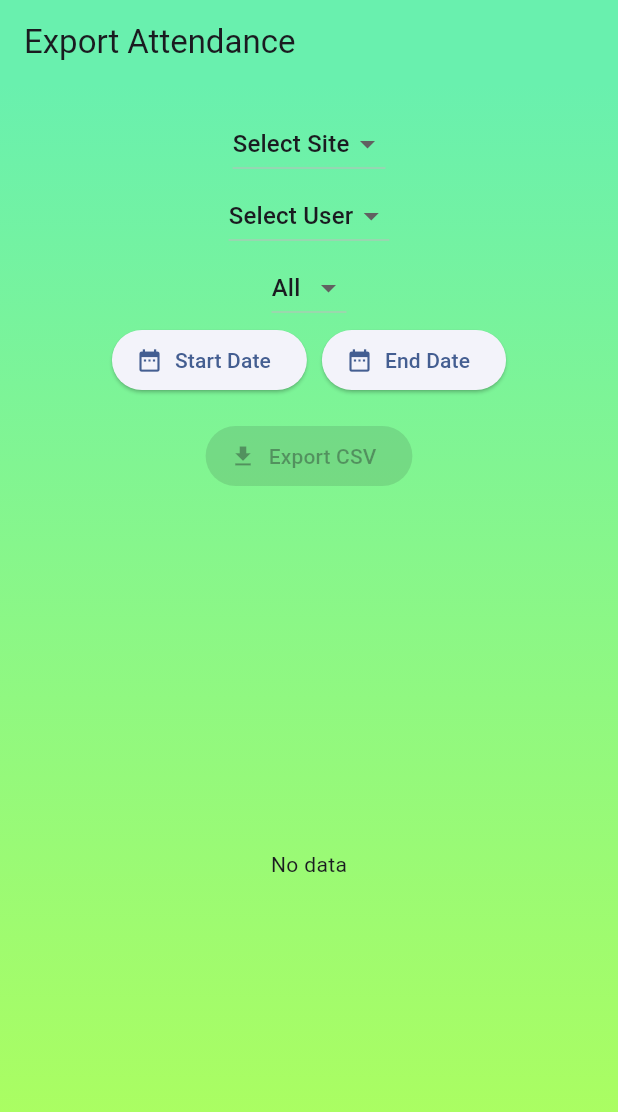
After one commit to hansheung/attendance_app, a Flutter app: the ExportAttendanceScreen screen opened by its route, on a phone screen of 412 x 824 dp. The commit adds this screen. Shown: the top 1112 px of the screen. Run offline on Flutter 3.47's test engine with Material 3 defaults, Android fonts, the phone set to English and light mode, and no system bars; our stand-ins replace cloud_firestore, csv, firebase_auth, firebase_core, flutter_map, geolocator and 3 more; missing offline and left inert: mobile_scanner; accounts and stored records are empty; network calls fail.

Commit message:
Implement CSV export

```diff
--- a/lib/main.dart
+++ b/lib/main.dart
@@ -26,7 +26,7 @@ class MyApp extends StatelessWidget {
         initialLocation: Navigation.initial,
         routes: Navigation.routes,),
       debugShowCheckedModeBanner: false,
-      title: 'Auth App',
+      title: 'Attendance App',
     );
   }
 }
--- a/lib/nav/navigation.dart
+++ b/lib/nav/navigation.dart
@@ -1,9 +1,11 @@
 import 'package:attendance_app/ui/admin/addsite_screen.dart';
 import 'package:attendance_app/ui/admin/adminhome_screen.dart';
 import 'package:attendance_app/ui/admin/editsite_screen.dart';
+import 'package:attendance_app/ui/admin/exportattendance_screen.dart';
 import 'package:attendance_app/ui/admin/site_screen.dart';
 import 'package:attendance_app/ui/auth/login_screen.dart';
 import 'package:attendance_app/ui/auth/register_screen.dart';
+import 'package:attendance_app/ui/pages/splash_scree.dart';
 import 'package:attendance_app/ui/user/userhome_screen.dart';
 import 'package:go_router/go_router.dart';
 
@@ -12,6 +14,11 @@ class Navigation {
   static final routes = [
     GoRoute(
       path: "/",
+      name: Screen.splash.name,
+      builder: (context, state) => const SplashScreen(),
+    ),
+    GoRoute(
+      path: "/login",
       name: Screen.login.name,
       builder: (context, state) => const LoginScreen(),
     ),
@@ -51,7 +58,14 @@ class Navigation {
       builder:
           (context, state) => EditSiteScreen(id: state.pathParameters["id"]!),
     ),
+
+    GoRoute(
+      path: "/export",
+      name: Screen.export.name,
+      builder:
+          (context, state) => const ExportAttendanceScreen(),
+    ),
   ];
 }
 
-enum Screen { login, register, user, admin, site, addSite, updateSite }
+enum Screen { splash, login, register, user, admin, site, addSite, updateSite, export }
--- /dev/null
+++ b/lib/ui/admin/exportattendance_screen.dart
@@ -0,0 +1,314 @@
+import 'dart:io';
+import 'package:attendance_app/data/model/attendance.dart';
+import 'package:attendance_app/data/repo/attendance_repo.dart';
+import 'package:attendance_app/utils/utils.dart';
+import 'package:flutter/material.dart';
+import 'package:path_provider/path_provider.dart';
+import 'package:csv/csv.dart';
+import 'package:share_plus/share_plus.dart';
+
+class ExportAttendanceScreen extends StatefulWidget {
+  const ExportAttendanceScreen({super.key});
+
+  @override
+  State<ExportAttendanceScreen> createState() => _ExportAttendanceScreenState();
+}
+
+class _ExportAttendanceScreenState extends State<ExportAttendanceScreen> {
+  final repo = AttendanceRepo();
+  List<Attendance> _all = [];
+  List<Attendance> _filtered = [];
+  String _selectedSite = 'Select Site';
+  String _selectedUser = 'Select User';
+  String _selectedStatus = 'All';
+
+  List<String> _siteList = [];
+  List<String> _userList = [];
+  final _statusList = ['All', 'Ok', 'Fail'];
+
+
+  DateTime? _startDate;
+  DateTime? _endDate;
+
+  @override
+  void initState() {
+    super.initState();
+    _loadAttendances();
+  }
+
+  Future<void> _loadAttendances() async {
+    final data = await repo.getAttendances();
+    setState(() {
+      _all = data;
+      _filtered = data;
+      _siteList = [
+        'Select Site',
+        ...data.map((a) => a.sitename).toSet().toList(),
+      ];
+      _userList = ['Select User', ...data.map((a) => a.email).toSet().toList()];
+    });
+  }
+
+  void _applyFilter() {
+    setState(() {
+      _filtered =
+          _all.where((a) {
+            final matchSite =
+                _selectedSite == 'Select Site' || a.sitename == _selectedSite;
+            final matchUser =
+                _selectedUser == 'Select User' || a.email == _selectedUser;
+            final matchStatus =
+                _selectedStatus == 'All' || a.status == _selectedStatus;
+
+            final aDate = DateTime.parse(a.timestamp);
+            final matchStart =
+                _startDate == null || !aDate.isBefore(_startDate!);
+            final matchEnd = _endDate == null || !aDate.isAfter(_endDate!);
+            return matchSite && matchUser && matchStatus && matchStart && matchEnd;
+          }).toList();
+    });
+  }
+
+  Future<void> _exportCSV() async {
+    List<List<String>> rows = [
+      [
+        'User',
+        'Email',
+        'Sitename',
+        'Latitude',
+        'Longitude',
+        'Timestamp',
+        'Status',
+      ],
+    ];
+
+    for (var a in _filtered) {
+      rows.add([
+        a.user,
+        a.email,
+        a.sitename,
+        a.latitude.toString(),
+        a.longitude.toString(),
+        a.timestamp,
+        a.status,
+      ]);
+    }
+
+    String csvData = const ListToCsvConverter().convert(rows);
+    final directory = await getApplicationDocumentsDirectory();
+    final path = '${directory.path}/attendance_export.csv';
+    final file = File(path);
+    await file.writeAsString(csvData);
+
+    Share.shareXFiles([XFile(file.path)], text: 'Exported Attendance CSV');
+  }
+
+  @override
+  Widget build(BuildContext context) {
+    return Scaffold(
+      appBar: AppBar(
+        title: const Text('Export Attendance'),
+        backgroundColor: Colors.greenAccent,
+      ),
+      body: Container(
+        decoration: const BoxDecoration(
+          gradient: LinearGradient(
+            colors: [Colors.greenAccent, Colors.lightGreenAccent],
+            begin: Alignment.topCenter,
+            end: Alignment.bottomCenter,
+          ),
+        ),
+        child: Padding(
+          padding: const EdgeInsets.all(16),
+          child: Column(
+            children: [
+              // Dropdown filters
+              Row(
+                mainAxisAlignment: MainAxisAlignment.center,
+                children: [
+                  DropdownButton<String>(
+                    value: _selectedSite, //Initial value
+                    items:
+                        _siteList.map((site) {
+                          return DropdownMenuItem(value: site, child: Text(site));
+                        }).toList(),
+                    onChanged: (value) {
+                      _selectedSite = value!;
+                      _applyFilter();
+                    },
+                  ),
+                ],
+              ),
+              const SizedBox(width: 10),
+              Row(
+                mainAxisAlignment: MainAxisAlignment.center,
+                children: [
+                  DropdownButton<String>(
+                    value: _selectedUser,
+                    items:
+                        _userList.map((user) {
+                          return DropdownMenuItem(value: user, child: Text(user));
+                        }).toList(),
+                    onChanged: (value) {
+                      _selectedUser = value!;
+                      _applyFilter();
+                    },
+                  ),
+                ],
+              ),
+              const SizedBox(width: 10),
+
+              Row(
+                mainAxisAlignment: MainAxisAlignment.center,
+                children: [
+                  DropdownButton<String>(
+                    value: _selectedStatus,
+                    items:
+                        _statusList.map((status) {
+                          return DropdownMenuItem(value: status, child: Text(status));
+                        }).toList(),
+                    onChanged: (value) {
+                      _selectedStatus = value!;
+                      _applyFilter();
+                    },
+                  ),
+                ],
+              ),
+              const SizedBox(width: 10),
+
+              Row(
+                mainAxisAlignment: MainAxisAlignment.center,
+                children: [
+                  ElevatedButton.icon(
+                    icon: const Icon(Icons.date_range),
+                    label: Text(
+                      _startDate == null
+                          ? "Start Date"
+                          : "${_startDate!.day}-${_startDate!.month}-${_startDate!.year}",
+                    ),
+                    onPressed: () async {
+                      final picked = await showDatePicker(
+                        context: context,
+                        initialDate: DateTime.now(),
+                        firstDate: DateTime(2020),
+                        lastDate: DateTime(2100),
+                      );
+                      if (picked != null) {
+                        setState(() {
+                          _startDate = picked;
+                        });
+                        _applyFilter();
+                      }
+                    },
+                  ),
+                  const SizedBox(width: 10),
+                  ElevatedButton.icon(
+                    icon: const Icon(Icons.date_range),
+                    label: Text(
+                      _endDate == null
+                          ? "End Date"
+                          : "${_endDate!.day}-${_endDate!.month}-${_endDate!.year}",
+                    ),
+                    onPressed: () async {
+                      final picked = await showDatePicker(
+                        context: context,
+                        initialDate: DateTime.now(),
+                        firstDate: DateTime(2020),
+                        lastDate: DateTime(2100),
+                      );
+                      if (picked != null) {
+                        setState(() {
+                          _endDate = picked;
+                        });
+                        _applyFilter();
+                      }
+                    },
+                  ),
+                ],
+              ),
+
+              const SizedBox(height: 16),
+
+              ElevatedButton.icon(
+                icon: const Icon(Icons.download),
+                label: const Text("Export CSV"),
+                onPressed: _filtered.isEmpty ? null : _exportCSV,
+              ),
+
+              const SizedBox(height: 16),
+
+              Expanded(
+                child:
+                    _filtered.isEmpty
+                        ? const Center(child: Text("No data"))
+                        : ListView.builder(
+                          itemCount: _filtered.length,
+                          itemBuilder:
+                              (context, index) =>
+                                  AttendanceItem(attendance: _filtered[index]),
+                        ),
+              ),
+            ],
+          ),
+        ),
+      ),
+    );
+  }
+}
+
+class AttendanceItem extends StatelessWidget {
+  AttendanceItem({super.key, required this.attendance});
+  final Attendance attendance;
+  final utils = Utils();
+
+  @override
+  Widget build(BuildContext context) {
+    return Card(
+      shape: RoundedRectangleBorder(borderRadius: BorderRadius.circular(16)),
+      elevation: 4,
+      //margin: const EdgeInsets.symmetric(vertical: 8.0),
+      child: Padding(
+        padding: const EdgeInsets.all(16.0),
+        child: Column(
+          crossAxisAlignment: CrossAxisAlignment.start,
+          children: [
+            /// Sitename
+            Row(
+              children: [
+                Expanded(
+                  child: Text(
+                    attendance.email,
+                    style: Theme.of(context).textTheme.titleSmall,
+                  ),
+                ),
+
+                Text(
+                  attendance.status,
+                  style: const TextStyle(
+                    color: Colors.black,
+                    fontWeight: FontWeight.w500,
+                  ),
+                ),
+              ],
+            ),
+            Row(
+              children: [
+                Expanded(
+                  child: Text(
+                    attendance.sitename,
+                    style: Theme.of(context).textTheme.titleMedium,
+                  ),
+                ),
+
+                Text(
+                  utils.formatTimestamp(attendance.timestamp),
+                  style: const TextStyle(color: Colors.black),
+                ),
+              ],
+            ),
+          ],
+        ),
+      ),
+    );
+  }
+}
--- a/lib/ui/auth/login_screen.dart
+++ b/lib/ui/auth/login_screen.dart
@@ -69,7 +69,8 @@ class _LoginScreenState extends State<LoginScreen> {
   Widget build(BuildContext context) {
     return Scaffold(
       appBar: AppBar(title: const Text("Login"), centerTitle: true, automaticallyImplyLeading: false,),
-      body: Padding(
+      body: SafeArea(
+        child: SingleChildScrollView(
           padding: const EdgeInsets.all(16),
           child: Column(
             children: [
@@ -114,6 +115,7 @@ class _LoginScreenState extends State<LoginScreen> {
             ],
           ),
         ),
+      ),
     );
   }
 }
--- a/lib/ui/auth/register_screen.dart
+++ b/lib/ui/auth/register_screen.dart
@@ -61,7 +61,8 @@ class _RegisterScreenState extends State<RegisterScreen> {
   Widget build(BuildContext context) {
     return Scaffold(
       appBar: AppBar(title: const Text("Register"), centerTitle: true),
-      body: Padding(
+      body: SafeArea(
+        child: SingleChildScrollView(
           padding: const EdgeInsets.all(16),
           child: Column(
             children: [
@@ -112,6 +113,7 @@ class _RegisterScreenState extends State<RegisterScreen> {
             ],
           ),
         ),
+      ),
     );
   }
 }
--- a/lib/ui/drawer/app_drawer.dart
+++ b/lib/ui/drawer/app_drawer.dart
@@ -77,6 +77,14 @@ class _AppDrawerState extends State<AppDrawer> {
             onTap: () => context.pushNamed(Screen.site.name),
           ),
 
+          SizedBox(height: 16),
+
+          ListTile(
+            leading: Icon(Icons.download, color: Colors.black),
+            title: Text("Export CSV"),
+            onTap: () => context.pushNamed(Screen.export.name),
+          ),
+
           Spacer(),
           Padding(
             padding: const EdgeInsets.all(16.0),
```
Also changed, not shown: lib/ui/pages/splash_scree.dart (added, +42 -0 lines), pubspec.yaml (+6 -2 lines), pubspec.lock, 5 other files. Lines whose indentation alone changed are shown as unchanged.
